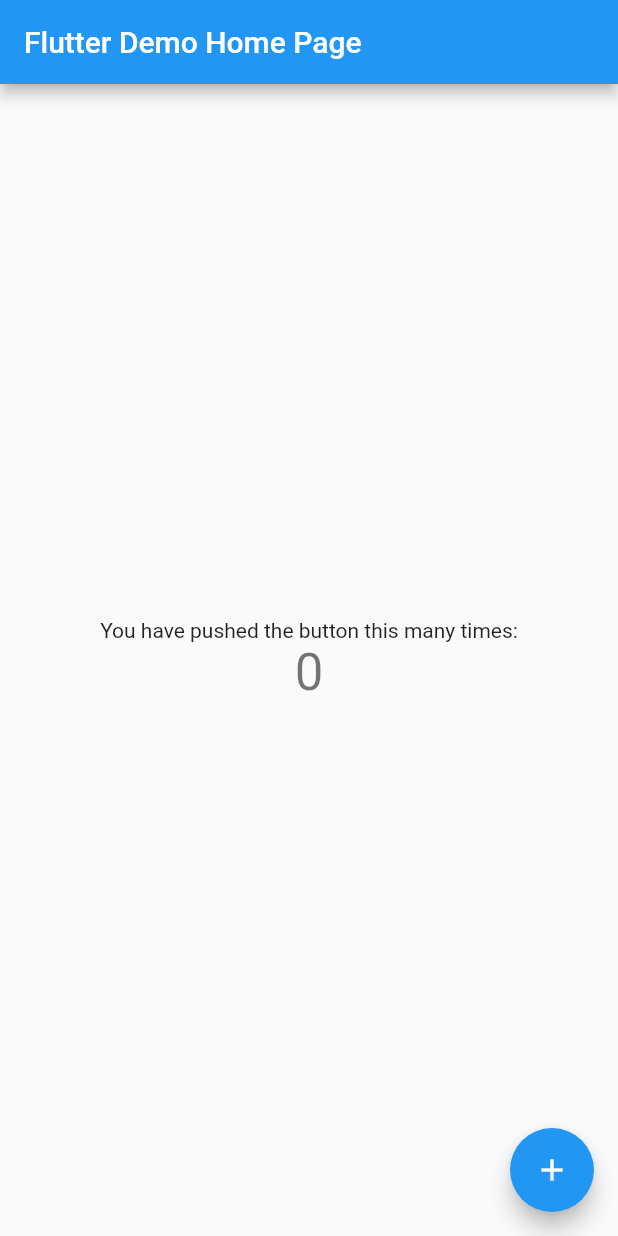
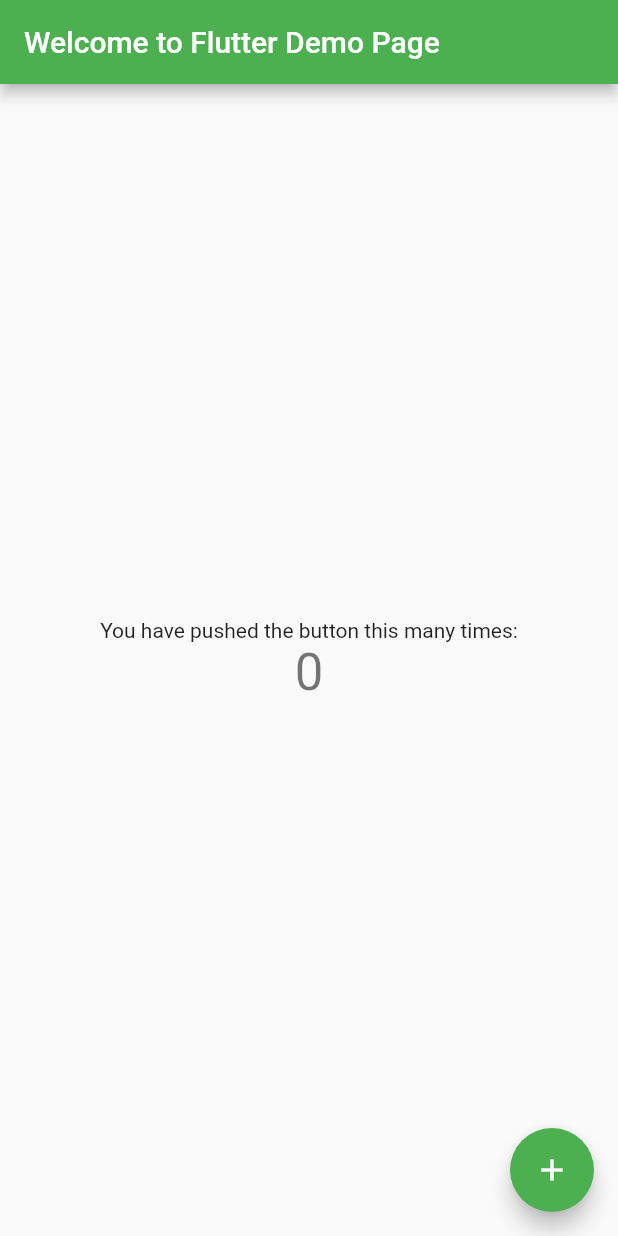
Before and after one commit to sudash/flutter, a Flutter app: the screen it shows after launch, on a phone screen of 412 x 824 dp. Run offline on Flutter 3.47's test engine with Material 2 defaults, Android fonts, the phone set to English and light mode, and no system bars.

Commit message:
Modified the content of home page to see the chagnes in the app, looks awesome!

```diff
--- a/flutterApps/firstapp/lib/main.dart
+++ b/flutterApps/firstapp/lib/main.dart
@@ -18,9 +18,9 @@ class MyApp extends StatelessWidget {
         // or simply save your changes to "hot reload" in a Flutter IDE).
         // Notice that the counter didn't reset back to zero; the application
         // is not restarted.
-        primarySwatch: Colors.blue,
+        primarySwatch: Colors.green,
       ),
-      home: MyHomePage(title: 'Flutter Demo Home Page'),
+      home: MyHomePage(title: 'Welcome to Flutter Demo Page'),
     );
   }
 }
```
